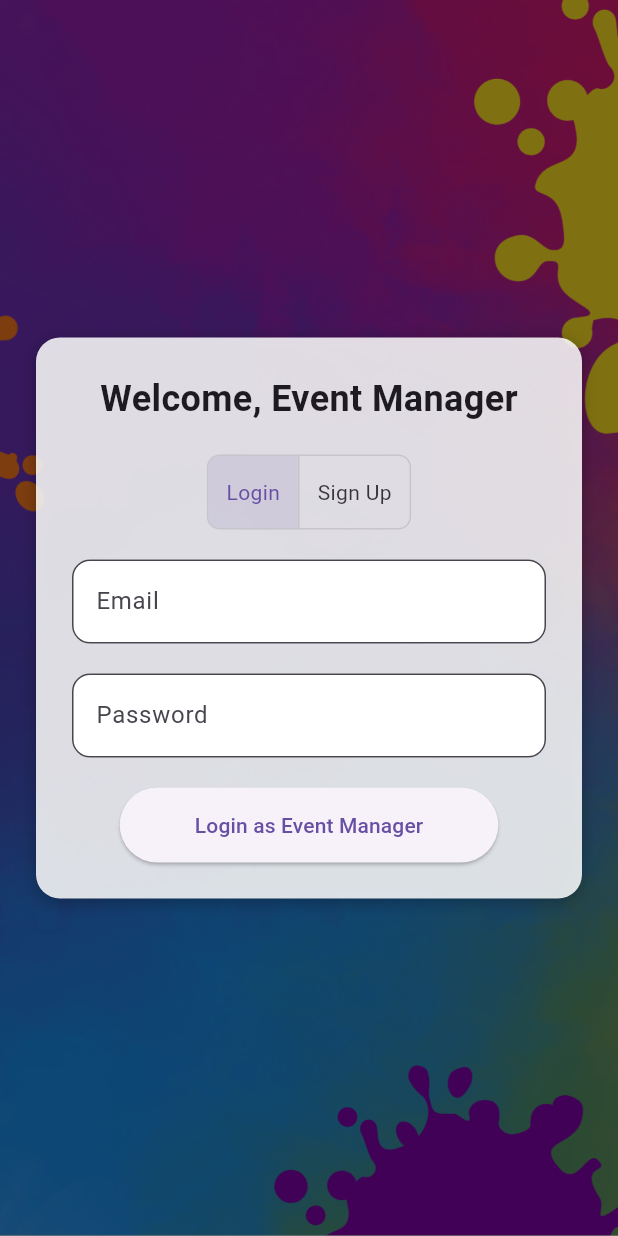
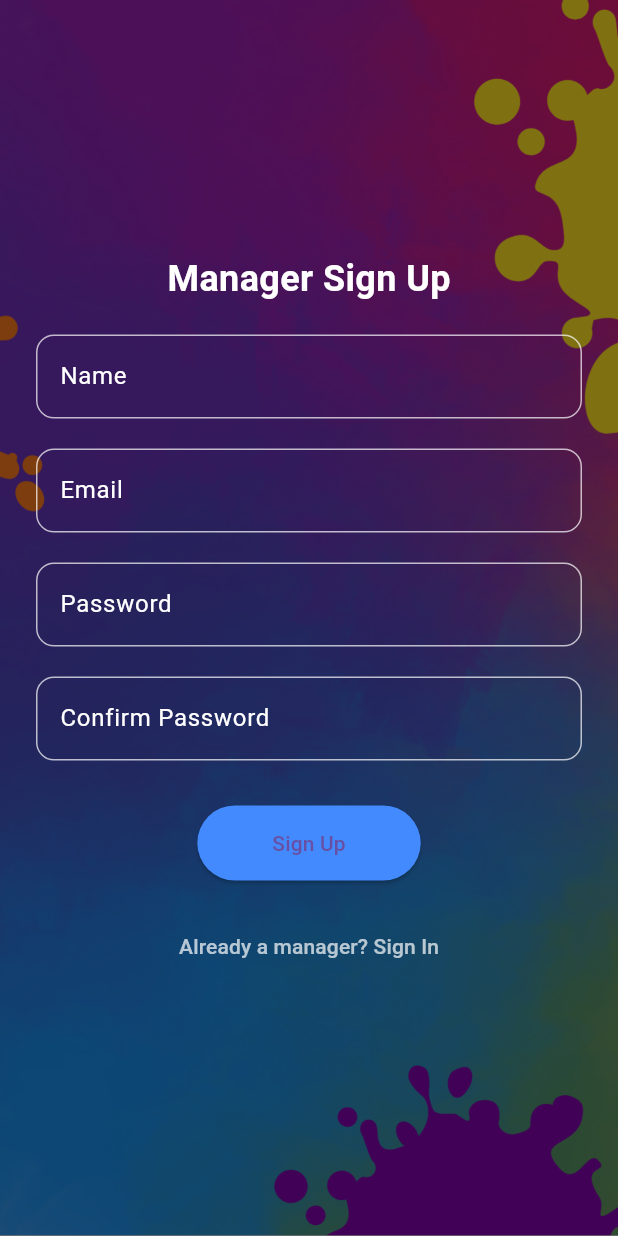
Before and after one commit to rudrap19/eventease1, a Flutter app: the ManagerAuthPage screen opened directly, on a phone screen of 412 x 824 dp. Run offline on Flutter 3.47's test engine with Material 3 defaults, Android fonts, the phone set to English and light mode, and no system bars; our stand-ins replace carousel_slider, cloud_firestore, firebase_auth, firebase_core, firebase_storage, fluttertoast and 2 more; accounts and stored records are empty.

Commit message:
commit 12

```diff
--- a/lib/login_choice_file.dart
+++ b/lib/login_choice_file.dart
@@ -20,7 +20,7 @@ class LoginChoicePage extends StatelessWidget {
           // Semi-transparent overlay.
           Container(
             color: Colors.black.withOpacity(0.5),
-          ),
+          ) ,
           // Main content.
           Center(
             child: SingleChildScrollView(
--- a/lib/manager_auth_page.dart
+++ b/lib/manager_auth_page.dart
@@ -1,193 +1,195 @@
-import 'package:eventease1/managerroot/ManagerPageroot.dart';
-import 'package:eventease1/managerroot/ManagerSignupSelection.dart';
 import 'package:flutter/material.dart';
+import 'package:cloud_firestore/cloud_firestore.dart';
+import 'package:shared_preferences/shared_preferences.dart';
+import 'auth_service.dart';
+import 'managerroot/ManagerSignUpFormApp.dart';
+import 'managerroot/managersignin.dart';
 
-/// Authentication page for Event Managers using a custom Firestore flow.
-/// Uses TextEditingControllers for email, password, and username (only in sign-up).
-/// In sign-up mode, the event manager’s details are sent as a request for Root approval.
-/// In login mode, credentials are verified against stored data in Firestore.
 class ManagerAuthPage extends StatefulWidget {
-  final String role; // Expected to be "Event Manager"
+  final String role;
+  final bool isRoot;
 
-  const ManagerAuthPage({Key? key, required this.role}) : super(key: key);
+  const ManagerAuthPage({Key? key, required this.role, this.isRoot = false}) : super(key: key);
 
   @override
   _ManagerAuthPageState createState() => _ManagerAuthPageState();
 }
 
 class _ManagerAuthPageState extends State<ManagerAuthPage> {
-  bool isLogin = true;
-
-  // Text controllers for email, password, and username.
+  final TextEditingController nameController = TextEditingController();
   final TextEditingController emailController = TextEditingController();
   final TextEditingController passwordController = TextEditingController();
-  final TextEditingController usernameController = TextEditingController();
+  final TextEditingController confirmPasswordController = TextEditingController();
 
   @override
   void dispose() {
+    nameController.dispose();
     emailController.dispose();
     passwordController.dispose();
-    usernameController.dispose();
+    confirmPasswordController.dispose();
     super.dispose();
   }
 
-  void _authenticate() {
-    if (isLogin) {
-      // Login flow: check against login credentials.
-      if (emailController.text.trim() == "manager@123.com" &&
-          passwordController.text.trim() == "pass123") {
+  void _signup() async {
+    if (passwordController.text != confirmPasswordController.text) {
+      ScaffoldMessenger.of(context).showSnackBar(
+        const SnackBar(content: Text("Passwords do not match")),
+      );
+      return;
+    }
+
+    try {
+      await AuthService().signup(
+        email: emailController.text.trim(),
+        password: passwordController.text.trim(),
+        context: context,
+      );
+
+      await FirebaseFirestore.instance.collection('managerinfo').add({
+        'name': nameController.text.trim(),
+        'email': emailController.text.trim(),
+        'password': passwordController.text.trim(),
+        'timestamp': FieldValue.serverTimestamp(),
+      });
+
+      final prefs = await SharedPreferences.getInstance();
+      await prefs.setBool('isLoggedIn', true);
+      await prefs.setString('userEmail', emailController.text.trim());
+
       Navigator.pushReplacement(
         context,
-          MaterialPageRoute(
-            builder: (context) => ManagerPageroot(),
-          ),
+        MaterialPageRoute(builder: (context) => ManagerSignUpForm()),
       );
-      } else {
-        // Handle login failure (e.g., show an error message).
-      }
-    } else {
-      // Sign-up flow: check if provided details match our criteria.
-      if (usernameController.text.trim() == "manager" &&
-          emailController.text.trim() == "manager" &&
-          passwordController.text.trim() == "12345") {
-        Navigator.pushReplacement(
-          context,
-          MaterialPageRoute(
-            builder: (context) => ManagerSignupSelection(),
-          ),
+    } catch (e) {
+      ScaffoldMessenger.of(context).showSnackBar(
+        SnackBar(content: Text("Signup failed: $e")),
       );
-      }
     }
   }
 
   @override
   Widget build(BuildContext context) {
     return Scaffold(
-      // Transparent background.
       backgroundColor: Colors.transparent,
       body: Stack(
         children: [
-          // Background image.
           Container(
-            decoration: BoxDecoration(
+            decoration: const BoxDecoration(
               image: DecorationImage(
                 image: AssetImage("assets/bg.png"),
                 fit: BoxFit.cover,
               ),
             ),
           ),
-          // Dark overlay.
           Container(
             color: Colors.black.withOpacity(0.5),
           ),
-          // Scrollable content area.
           Center(
             child: SingleChildScrollView(
-              child: Container(
-                margin: EdgeInsets.symmetric(horizontal: 24),
-                padding: EdgeInsets.all(24),
-                decoration: BoxDecoration(
-                  color: Colors.white.withOpacity(0.85),
-                  borderRadius: BorderRadius.circular(16),
-                  boxShadow: [
-                    BoxShadow(
-                      color: Colors.black26,
-                      blurRadius: 8,
-                      offset: Offset(0, 2),
-                    ),
-                  ],
-                ),
+              padding: const EdgeInsets.symmetric(horizontal: 24),
               child: Column(
                 mainAxisSize: MainAxisSize.min,
                 children: [
-                    Text(
-                      'Welcome, ${widget.role}',
-                      style: TextStyle(
-                        fontSize: 24,
-                        fontWeight: FontWeight.bold,
+                  const Text(
+                    'Manager Sign Up',
+                    style: TextStyle(fontSize: 24, fontWeight: FontWeight.bold, color: Colors.white),
                   ),
+                  const SizedBox(height: 20),
+                  TextField(
+                    controller: nameController,
+                    style: const TextStyle(color: Colors.white),
+                    decoration: InputDecoration(
+                      labelText: 'Name',
+                      labelStyle: const TextStyle(color: Colors.white),
+                      enabledBorder: OutlineInputBorder(
+                        borderSide: const BorderSide(color: Colors.white70),
+                        borderRadius: BorderRadius.circular(12),
                       ),
-                    SizedBox(height: 20),
-                    // Toggle for Login/Sign Up.
-                    ToggleButtons(
-                      borderRadius: BorderRadius.circular(8),
-                      children: [
-                        Padding(
-                          padding: const EdgeInsets.all(12.0),
-                          child: Text('Login'),
-                        ),
-                        Padding(
-                          padding: const EdgeInsets.all(12.0),
-                          child: Text('Sign Up'),
-                        ),
-                      ],
-                      isSelected: [isLogin, !isLogin],
-                      onPressed: (int index) {
-                        setState(() {
-                          isLogin = index == 0;
-                        });
-                      },
-                    ),
-                    SizedBox(height: 20),
-                    // In sign-up mode, show Username field.
-                    if (!isLogin) ...[
-                      TextField(
-                        controller: usernameController,
-                        decoration: InputDecoration(
-                          filled: true,
-                          fillColor: Colors.white,
-                          labelText: 'Username',
-                          border: OutlineInputBorder(
+                      focusedBorder: OutlineInputBorder(
+                        borderSide: const BorderSide(color: Colors.white),
                         borderRadius: BorderRadius.circular(12),
                       ),
                     ),
                   ),
-                      SizedBox(height: 20),
-                    ],
-                    // Email field.
+                  const SizedBox(height: 20),
                   TextField(
                     controller: emailController,
+                    style: const TextStyle(color: Colors.white),
                     decoration: InputDecoration(
-                        filled: true,
-                        fillColor: Colors.white,
                       labelText: 'Email',
-                        border: OutlineInputBorder(
+                      labelStyle: const TextStyle(color: Colors.white),
+                      enabledBorder: OutlineInputBorder(
+                        borderSide: const BorderSide(color: Colors.white70),
+                        borderRadius: BorderRadius.circular(12),
+                      ),
+                      focusedBorder: OutlineInputBorder(
+                        borderSide: const BorderSide(color: Colors.white),
                         borderRadius: BorderRadius.circular(12),
                       ),
                     ),
                   ),
-                    SizedBox(height: 20),
-                    // Password field.
+                  const SizedBox(height: 20),
                   TextField(
                     controller: passwordController,
                     obscureText: true,
+                    style: const TextStyle(color: Colors.white),
                     decoration: InputDecoration(
-                        filled: true,
-                        fillColor: Colors.white,
                       labelText: 'Password',
-                        border: OutlineInputBorder(
+                      labelStyle: const TextStyle(color: Colors.white),
+                      enabledBorder: OutlineInputBorder(
+                        borderSide: const BorderSide(color: Colors.white70),
+                        borderRadius: BorderRadius.circular(12),
+                      ),
+                      focusedBorder: OutlineInputBorder(
+                        borderSide: const BorderSide(color: Colors.white),
                         borderRadius: BorderRadius.circular(12),
                       ),
                     ),
                   ),
-                    SizedBox(height: 20),
+                  const SizedBox(height: 20),
+                  TextField(
+                    controller: confirmPasswordController,
+                    obscureText: true,
+                    style: const TextStyle(color: Colors.white),
+                    decoration: InputDecoration(
+                      labelText: 'Confirm Password',
+                      labelStyle: const TextStyle(color: Colors.white),
+                      enabledBorder: OutlineInputBorder(
+                        borderSide: const BorderSide(color: Colors.white70),
+                        borderRadius: BorderRadius.circular(12),
+                      ),
+                      focusedBorder: OutlineInputBorder(
+                        borderSide: const BorderSide(color: Colors.white),
+                        borderRadius: BorderRadius.circular(12),
+                      ),
+                    ),
+                  ),
+                  const SizedBox(height: 30),
                   ElevatedButton(
-                      onPressed: _authenticate,
-                      child: Text(
-                        isLogin
-                            ? 'Login as ${widget.role}'
-                            : 'Sign Up as ${widget.role}',
-                      ),
+                    onPressed: _signup,
+                    child: const Text('Sign Up'),
                     style: ElevatedButton.styleFrom(
-                        padding: EdgeInsets.symmetric(
-                            horizontal: 50, vertical: 15),
+                      padding: const EdgeInsets.symmetric(horizontal: 50, vertical: 15),
+                      backgroundColor: Colors.blueAccent,
                       shape: RoundedRectangleBorder(
                         borderRadius: BorderRadius.circular(30),
                       ),
                     ),
                   ),
+                  const SizedBox(height: 20),
+                  TextButton(
+                    onPressed: () {
+                      Navigator.push(
+                        context,
+                        MaterialPageRoute(builder: (context) => const ManagerSignInPage()),
+                      );
+                    },
+                    child: const Text(
+                      'Already a manager? Sign In',
+                      style: TextStyle(color: Colors.white70, fontSize: 14),
+                    ),
+                  ),
                 ],
-                ),
               ),
             ),
           ),
```
Also changed, not shown: lib/managerroot/managersignin.dart (added, +131 -0 lines), lib/user_auth_page.dart (+63 -12 lines), lib/user_login_page.dart (added, +147 -0 lines). Lines whose indentation alone changed are shown as unchanged.
